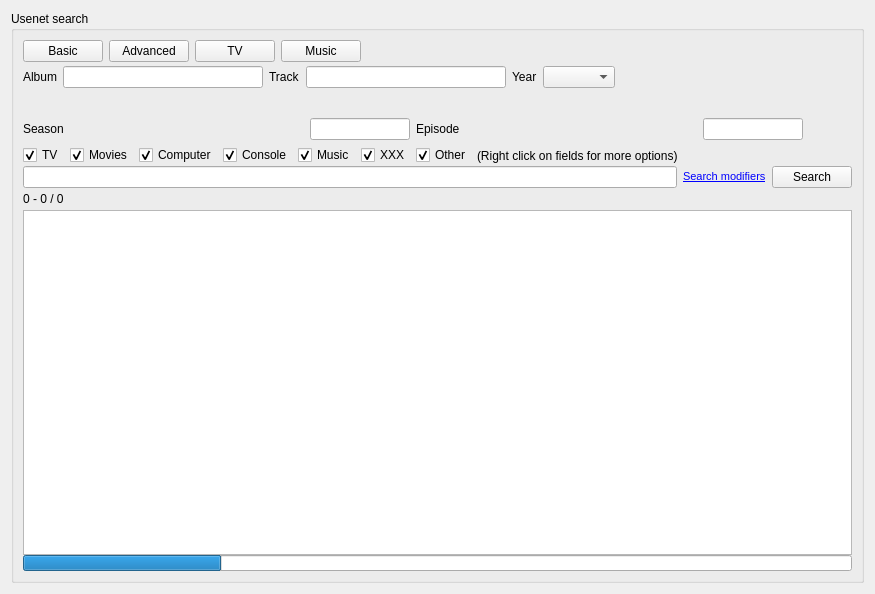
This is app/gui/search.ui in ensisoft/newsflash-plus as Qt 5 draws it before an edit. The edited form follows.
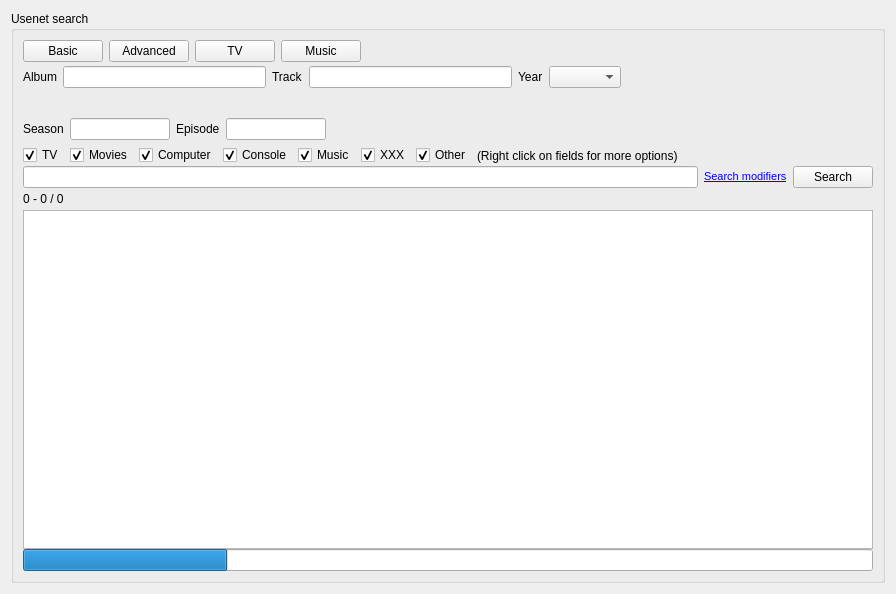
This is the edited form. Icons and pictures are not drawn.

```diff
--- a/app/gui/search.ui
+++ b/app/gui/search.ui
@@ -6,7 +6,7 @@
    <rect>
     <x>0</x>
     <y>0</y>
-    <width>875</width>
+    <width>896</width>
     <height>594</height>
    </rect>
   </property>
@@ -324,6 +324,19 @@
                </property>
               </widget>
              </item>
+             <item>
+              <spacer name="horizontalSpacer_5">
+               <property name="orientation">
+                <enum>Qt::Horizontal</enum>
+               </property>
+               <property name="sizeHint" stdset="0">
+                <size>
+                 <width>40</width>
+                 <height>20</height>
+                </size>
+               </property>
+              </spacer>
+             </item>
             </layout>
            </widget>
           </item>
@@ -611,7 +624,7 @@
         <property name="maximumSize">
          <size>
           <width>16777215</width>
-          <height>16</height>
+          <height>16777215</height>
          </size>
         </property>
         <property name="value">
```
Left out of the diff: 104 changed lines with no effect on the pictures.
